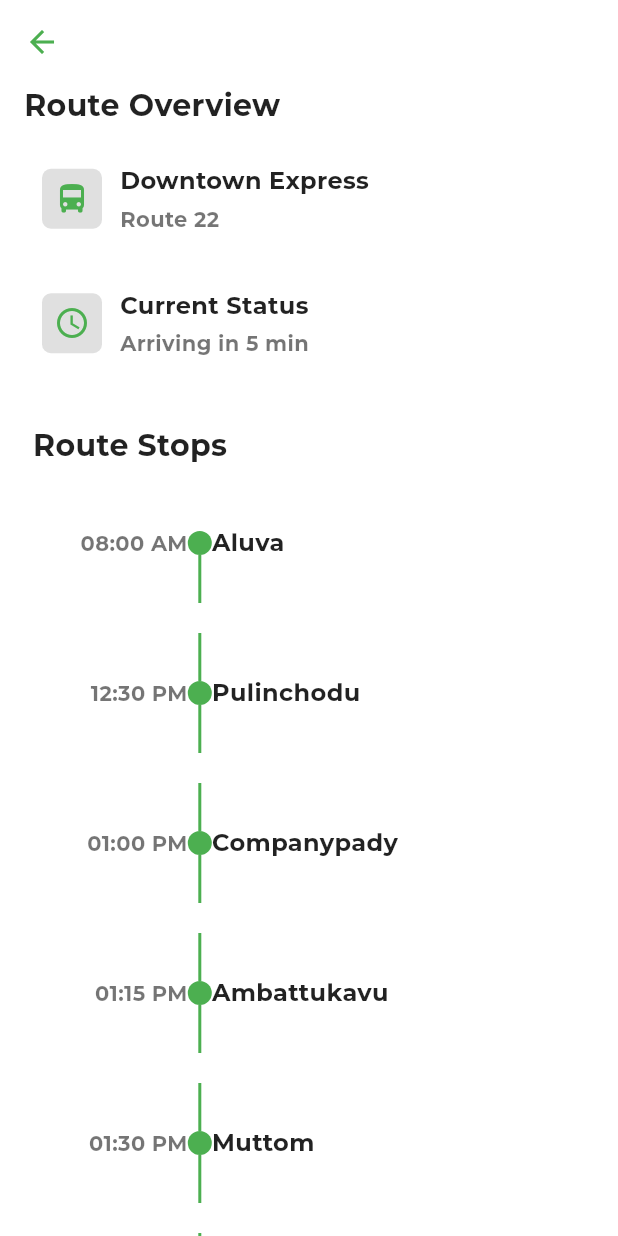
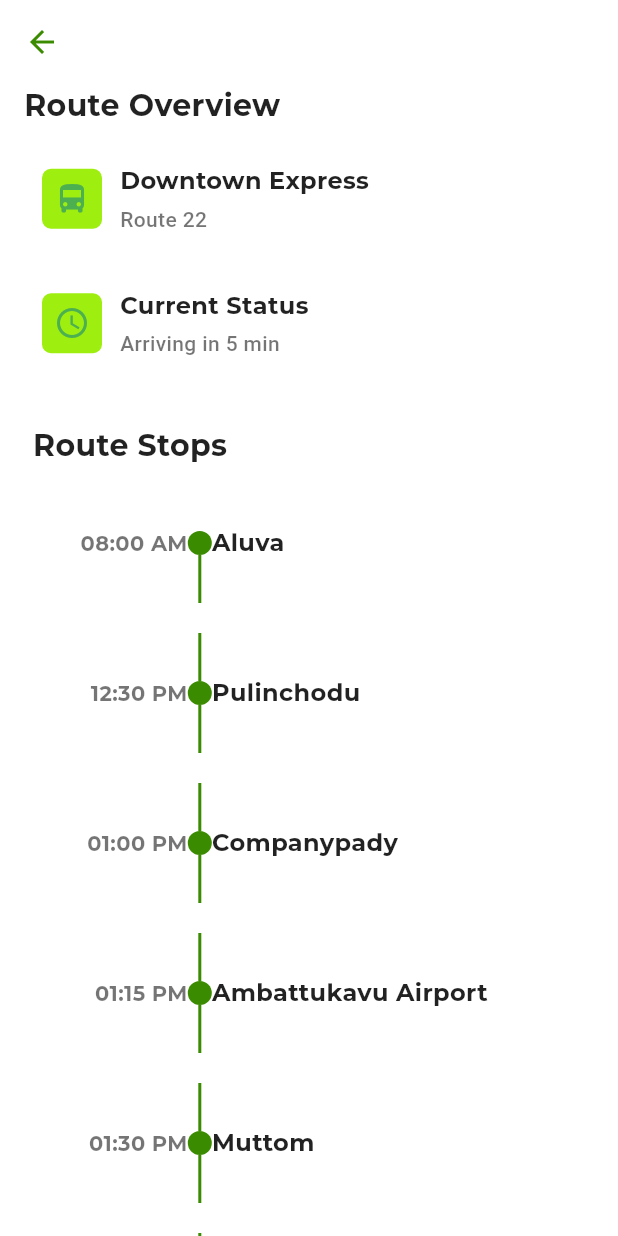
Before and after one commit to karthikps1010/valueaddedservicepage, a Flutter app: the RouteTimelinePage screen opened directly, on a phone screen of 412 x 824 dp. Run offline on Flutter 3.47's test engine with Material 3 defaults, Android fonts, the phone set to English and light mode, and no system bars; our stand-ins replace timelines_plus; missing offline and left inert: bottom_sheet; Roboto replaces fonts that are missing (Segoe_UI); project files that could hold a hidden picture were left out.

Commit message:
added some changes

```diff
--- a/lib/main.dart
+++ b/lib/main.dart
@@ -336,7 +336,7 @@ class RouteTimelinePage extends StatelessWidget {
     {"time": "08:00 AM", "stop": "Aluva"},
     {"time": "12:30 PM", "stop": "Pulinchodu"},
     {"time": "01:00 PM", "stop": "Companypady"},
-    {"time": "01:15 PM", "stop": "Ambattukavu"},
+    {"time": "01:15 PM", "stop": "Ambattukavu Airport"},
     {"time": "01:30 PM", "stop": "Muttom"},
     {"time": "01:45 PM", "stop": "Kalamaserry"},
     {"time": "02:00 PM", "stop": "Cusat"},
@@ -346,7 +346,8 @@ class RouteTimelinePage extends StatelessWidget {
 
   @override
   Widget build(BuildContext context) {
-    return Scaffold(appBar: AppBar(surfaceTintColor: Colors.white,backgroundColor: Colors.white,iconTheme: IconThemeData(color:Colors.green),),
+    return Scaffold(appBar: AppBar(surfaceTintColor: Colors.white,backgroundColor: Colors.white,iconTheme: IconThemeData(color: Color(0xFF3B8B01),
+    ),),
       body: Container(
         color: Colors.white,
         padding: const EdgeInsets.symmetric(horizontal: 16, ),
@@ -369,7 +370,7 @@ class RouteTimelinePage extends StatelessWidget {
                 _OverviewCard(
                   icon: Icons.directions_bus,
                   iconColor: Colors.green,
-                  title: 'Downtown Express',
+                  title: 'Downtown Express ',
                   subtitle: 'Route 22',
                 ),
                 SizedBox(height: 12),
@@ -420,7 +421,7 @@ class RouteTimelinePage extends StatelessWidget {
                           style: const TextStyle(
                             fontSize: 14,
                             color: Colors.black54,
-                            fontFamily: 'Montserrat',
+                            fontFamily: 'Montserrat',fontWeight: FontWeight.bold,
                           ),
                         ),
                       ),
@@ -428,7 +429,7 @@ class RouteTimelinePage extends StatelessWidget {
 
                     // DOT + LINE (green, with padding)
                     indicatorBuilder: (_, __) =>
-                    const DotIndicator(color: Colors.green, size: 16),
+                    const DotIndicator(color: Color(0xFF3B8B01), size: 16),
                     connectorBuilder: (context, index, connectorType) {
                       final topGap =
                       connectorType == ConnectorType.start ? 0.0 : 10.0;
@@ -437,7 +438,7 @@ class RouteTimelinePage extends StatelessWidget {
                       return Padding(
                         padding:
                         EdgeInsets.only(top: topGap, bottom: bottomGap),
-                        child: const SolidLineConnector(color: Colors.green,space: 50,),
+                        child: const SolidLineConnector(color:Color(0xFF3B8B01),space: 50,),
                       );
                     },
 
@@ -502,7 +503,7 @@ class _OverviewCard extends StatelessWidget {
         children: [
           Container(
             decoration: BoxDecoration(
-              color: Colors.grey[300],
+              color: Color(0xFF9EEE10),
               borderRadius: BorderRadius.circular(6),
             ),
             padding: const EdgeInsets.all(8),
@@ -518,7 +519,7 @@ class _OverviewCard extends StatelessWidget {
                   style: const TextStyle(
                     color: Colors.black87,
                     fontSize: 16,
-                    fontFamily: 'Montserrat',
+                    fontFamily: 'Montserrat',fontWeight: FontWeight.bold,
                   ),
                 ),
                 const SizedBox(height: 4),
@@ -527,7 +528,7 @@ class _OverviewCard extends StatelessWidget {
                   style: const TextStyle(
                     color: Colors.black54,
                     fontSize: 14,
-                    fontFamily: 'Montserrat',
+                    fontFamily: 'Segoe_UI',fontWeight: FontWeight.w500,
                   ),
                 ),
               ],
--- a/pubspec.yaml
+++ b/pubspec.yaml
@@ -60,8 +60,8 @@ flutter:
   uses-material-design: true
 
   # To add assets to your application, add an assets section, like this:
-  # assets:
-  #   - images/a_dot_burr.jpeg
+  assets:
+      - assets/images/
   #   - images/a_dot_ham.jpeg
 
   # An image asset can refer to one or more resolution-specific "variants", see
```
Also changed, not shown: assets/images/bus.png (added).
